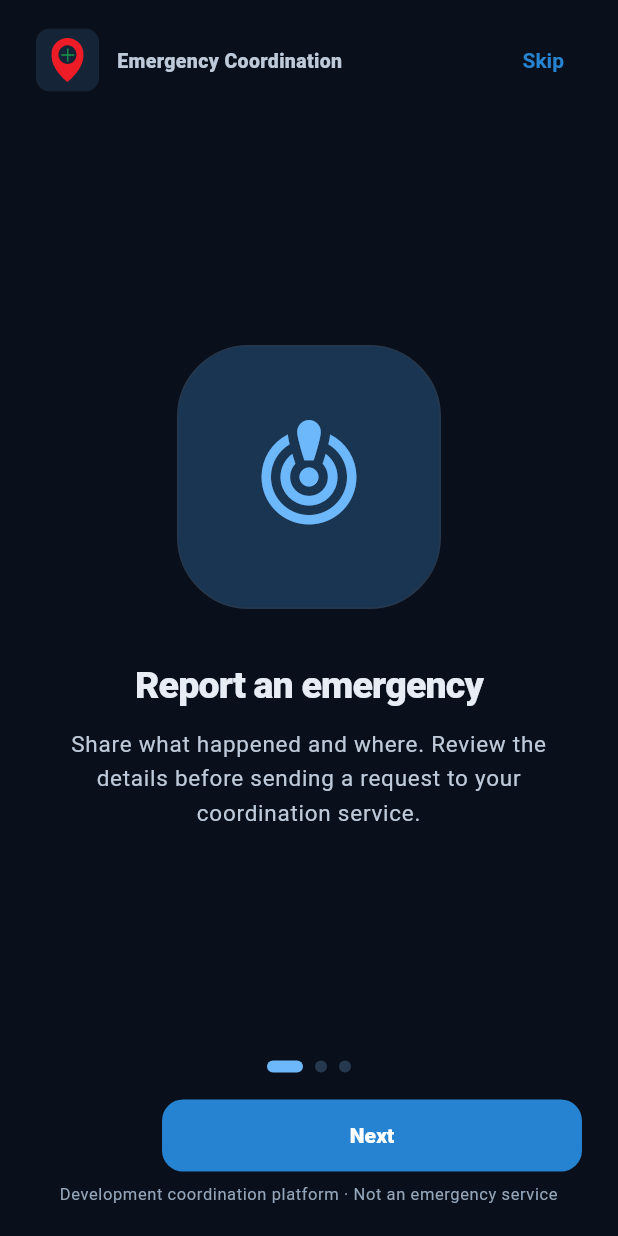
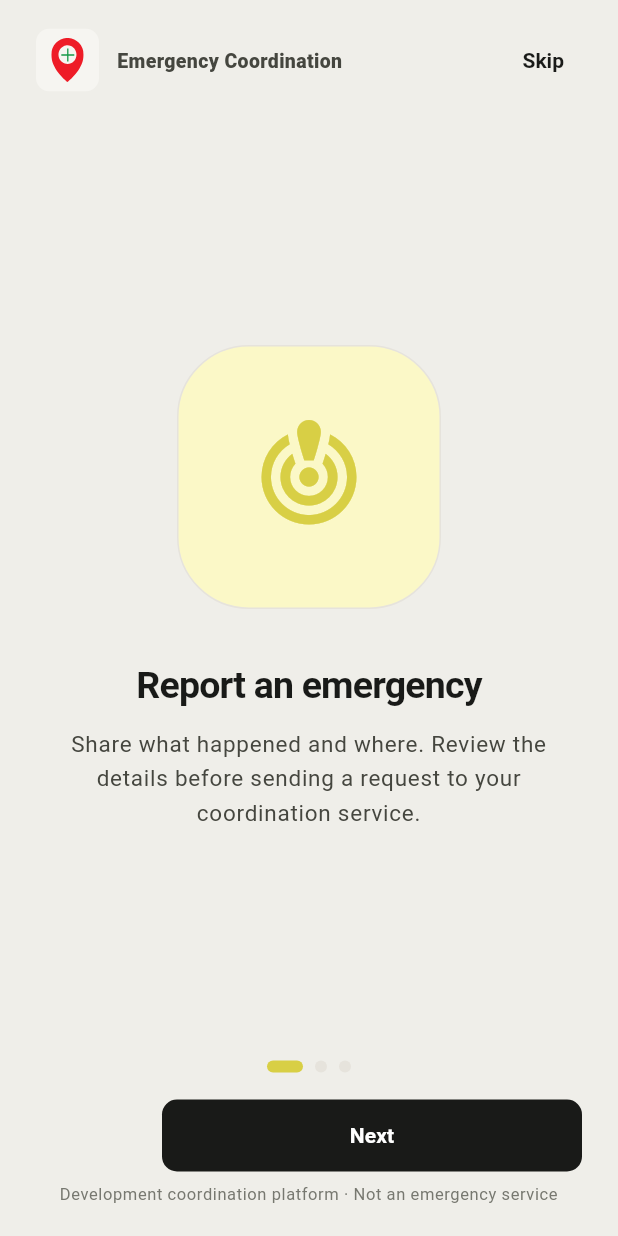
Before and after one commit to QaziZaid16/emergency_coordination_system, a Flutter app: the screen it shows after launch, on a phone screen of 412 x 824 dp. Run offline on Flutter 3.47's test engine with Material 3 defaults, Android fonts, the phone set to English and light mode, and no system bars; our stand-ins replace flutter_secure_storage, flutter_svg, geolocator.

Commit message:
Align mobile app with website design system

```diff
--- a/lib/main.dart
+++ b/lib/main.dart
@@ -40,7 +40,7 @@ class EmergencyCoordinationApp extends StatelessWidget {
   Widget build(BuildContext context) => MaterialApp(
     title: 'Emergency Coordination',
     debugShowCheckedModeBanner: false,
-    theme: OpsTheme.dark,
+    theme: OpsTheme.light,
     home: PortalEntryPage(api: api, trainingStore: trainingStore),
   );
 }
--- a/lib/presentation/design_system.dart
+++ b/lib/presentation/design_system.dart
@@ -1,27 +1,28 @@
 import 'package:flutter/material.dart';
 import 'package:flutter/services.dart';
 
+/// Mobile tokens sampled from the finalized admin website theme.
 abstract final class OpsColors {
-  static const ink = Color(0xFFE8EDF5);
-  static const inkSoft = Color(0xFFBECADA);
-  static const muted = Color(0xFF94A5BA);
-  static const canvas = Color(0xFF0A101B);
-  static const surface = Color(0xFF111D2D);
-  static const surfaceRaised = Color(0xFF162438);
-  static const line = Color(0xFF26384E);
-  static const primary = Color(0xFF2583D2);
-  static const primaryDark = Color(0xFF1C6FB7);
-  static const primaryWash = Color(0xFF1A3551);
-  static const accent = Color(0xFF6DB7FB);
-  static const accentWash = Color(0xFF1A3551);
-  static const success = Color(0xFF5DD2A9);
-  static const successWash = Color(0xFF20382F);
-  static const warning = Color(0xFFEFBA68);
-  static const warningWash = Color(0xFF3A3224);
-  static const critical = Color(0xFFF2777D);
-  static const criticalWash = Color(0xFF40252B);
-  static const blue = Color(0xFF6DB7FB);
-  static const blueWash = Color(0xFF243247);
+  static const ink = Color(0xFF191A18);
+  static const inkSoft = Color(0xFF45463F);
+  static const muted = Color(0xFF777870);
+  static const canvas = Color(0xFFEFEEE9);
+  static const surface = Color(0xFFFFFFFF);
+  static const surfaceRaised = Color(0xFFF6F5F1);
+  static const line = Color(0xFFE6E3DC);
+  static const primary = Color(0xFF191A18);
+  static const primaryDark = Color(0xFF191A18);
+  static const primaryWash = Color(0xFFFBF8C7);
+  static const accent = Color(0xFFD8CF45);
+  static const accentWash = Color(0xFFFBF8C7);
+  static const success = Color(0xFF2D7953);
+  static const successWash = Color(0xFFEAF3E8);
+  static const warning = Color(0xFFA46D19);
+  static const warningWash = Color(0xFFFBF2D9);
+  static const critical = Color(0xFFB9383C);
+  static const criticalWash = Color(0xFFFFF0ED);
+  static const blue = Color(0xFF809B68);
+  static const blueWash = Color(0xFFF0F3EA);
 }
 
 abstract final class OpsSpace {
@@ -35,28 +36,28 @@ abstract final class OpsSpace {
 }
 
 abstract final class OpsRadius {
-  static const double control = 14;
-  static const double card = 18;
-  static const double sheet = 24;
+  static const double control = 10;
+  static const double card = 15;
+  static const double sheet = 22;
   static const double pill = 99;
 }
 
 abstract final class OpsTheme {
   static const systemOverlayStyle = SystemUiOverlayStyle(
     statusBarColor: OpsColors.canvas,
-    statusBarIconBrightness: Brightness.light,
-    statusBarBrightness: Brightness.dark,
-    systemNavigationBarColor: OpsColors.canvas,
-    systemNavigationBarIconBrightness: Brightness.light,
+    statusBarIconBrightness: Brightness.dark,
+    statusBarBrightness: Brightness.light,
+    systemNavigationBarColor: OpsColors.surface,
+    systemNavigationBarIconBrightness: Brightness.dark,
     systemNavigationBarDividerColor: OpsColors.line,
   );
 
-  static ThemeData get dark {
-    const scheme = ColorScheme.dark(
+  static ThemeData get light {
+    const scheme = ColorScheme.light(
       primary: OpsColors.primary,
       onPrimary: Colors.white,
-      secondary: OpsColors.success,
-      onSecondary: Color(0xFF101A15),
+      secondary: OpsColors.accent,
+      onSecondary: OpsColors.ink,
       error: OpsColors.critical,
       onError: Colors.white,
       surface: OpsColors.surface,
@@ -68,12 +69,12 @@ abstract final class OpsTheme {
 
     return ThemeData(
       useMaterial3: true,
-      brightness: Brightness.dark,
+      brightness: Brightness.light,
       colorScheme: scheme,
       scaffoldBackgroundColor: OpsColors.canvas,
       canvasColor: OpsColors.surface,
       dialogTheme: DialogThemeData(
-        backgroundColor: OpsColors.surfaceRaised,
+        backgroundColor: OpsColors.surface,
         surfaceTintColor: Colors.transparent,
         shape: RoundedRectangleBorder(
           borderRadius: BorderRadius.circular(OpsRadius.sheet),
@@ -94,14 +95,14 @@ abstract final class OpsTheme {
         elevation: 0,
         scrolledUnderElevation: 0,
         centerTitle: false,
-        toolbarHeight: 68,
+        toolbarHeight: 64,
         systemOverlayStyle: systemOverlayStyle,
         titleSpacing: OpsSpace.lg,
         titleTextStyle: TextStyle(
           color: OpsColors.ink,
-          fontSize: 18,
-          fontWeight: FontWeight.w800,
-          letterSpacing: -.25,
+          fontSize: 19,
+          fontWeight: FontWeight.w700,
+          letterSpacing: -.3,
         ),
       ),
       cardTheme: CardThemeData(
@@ -136,10 +137,10 @@ abstract final class OpsTheme {
           borderSide: const BorderSide(color: OpsColors.critical, width: 1.5),
         ),
         filled: true,
-        fillColor: OpsColors.surfaceRaised,
+        fillColor: OpsColors.surface,
         contentPadding: const EdgeInsets.symmetric(
           horizontal: OpsSpace.lg,
-          vertical: 15,
+          vertical: 14,
         ),
         labelStyle: const TextStyle(color: OpsColors.muted),
         hintStyle: const TextStyle(color: OpsColors.muted),
@@ -157,7 +158,7 @@ abstract final class OpsTheme {
             borderRadius: BorderRadius.circular(OpsRadius.control),
           ),
           textStyle: const TextStyle(
-            fontWeight: FontWeight.w800,
+            fontWeight: FontWeight.w700,
             letterSpacing: .1,
           ),
         ),
@@ -188,7 +189,7 @@ abstract final class OpsTheme {
           final selected = states.contains(WidgetState.selected);
           return TextStyle(
             fontSize: 10,
-            fontWeight: selected ? FontWeight.w800 : FontWeight.w500,
+            fontWeight: selected ? FontWeight.w700 : FontWeight.w500,
             color: selected ? OpsColors.primary : OpsColors.muted,
           );
         }),
@@ -210,7 +211,7 @@ abstract final class OpsTheme {
         labelStyle: const TextStyle(color: OpsColors.inkSoft),
         secondaryLabelStyle: const TextStyle(
           color: OpsColors.primary,
-          fontWeight: FontWeight.w800,
+          fontWeight: FontWeight.w700,
         ),
       ),
       dividerColor: OpsColors.line,
@@ -228,17 +229,16 @@ abstract final class OpsTheme {
         ),
         trackColor: WidgetStateProperty.resolveWith(
           (states) => states.contains(WidgetState.selected)
-              ? OpsColors.primaryWash
+              ? OpsColors.accent
               : OpsColors.surfaceRaised,
         ),
       ),
       snackBarTheme: SnackBarThemeData(
-        backgroundColor: OpsColors.surfaceRaised,
-        contentTextStyle: const TextStyle(color: OpsColors.ink),
+        backgroundColor: OpsColors.ink,
+        contentTextStyle: const TextStyle(color: Colors.white),
         behavior: SnackBarBehavior.floating,
         shape: RoundedRectangleBorder(
           borderRadius: BorderRadius.circular(OpsRadius.control),
-          side: const BorderSide(color: OpsColors.line),
         ),
       ),
       progressIndicatorTheme: const ProgressIndicatorThemeData(
@@ -249,14 +249,14 @@ abstract final class OpsTheme {
         headlineSmall: TextStyle(
           color: OpsColors.ink,
           fontSize: 25,
-          fontWeight: FontWeight.w800,
+          fontWeight: FontWeight.w700,
           height: 1.12,
           letterSpacing: -.55,
         ),
         titleLarge: TextStyle(
           color: OpsColors.ink,
           fontSize: 20,
-          fontWeight: FontWeight.w800,
+          fontWeight: FontWeight.w700,
           letterSpacing: -.3,
         ),
         titleMedium: TextStyle(
--- a/lib/presentation/home_page.dart
+++ b/lib/presentation/home_page.dart
@@ -324,7 +324,7 @@ class _TrainingBanner extends StatelessWidget {
     width: double.infinity,
     padding: const EdgeInsets.all(16),
     decoration: BoxDecoration(
-      color: OpsColors.surfaceRaised,
+      color: OpsColors.primary,
       borderRadius: BorderRadius.circular(20),
     ),
     child: Row(
```
Also changed, not shown: 2 other files.
